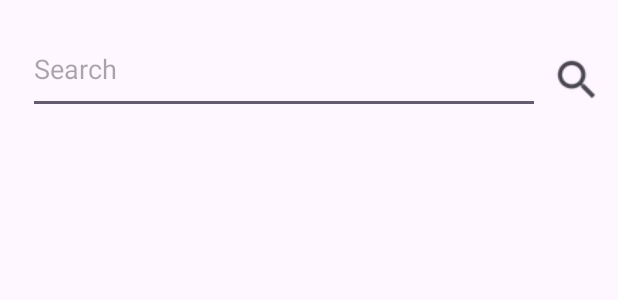
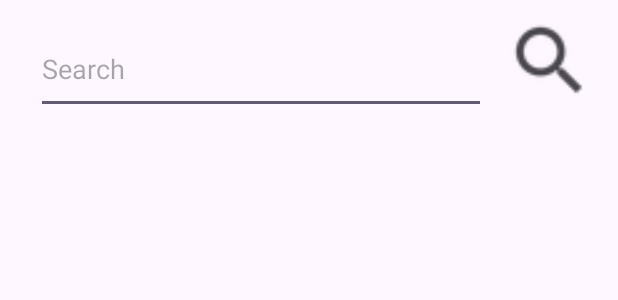
Before and after one commit to scomor55/move-app, an Android app: the layout fragment_search.xml on its own in the app's theme, with its tools: preview values and no code run, on a phone screen of 412 x 824 dp. Shown: the top 300 px of the screen. Run offline under Robolectric (Android 15) with nearby library versions, the phone set to English and light mode, and no system bars.

Commit message:
initial commit

```diff
--- a/app/build.gradle.kts
+++ b/app/build.gradle.kts
@@ -54,6 +54,8 @@ dependencies {
     testImplementation(libs.junit)
 
     implementation("com.google.android.material:material:1.11.0")
+    implementation("org.jetbrains.kotlinx:kotlinx-coroutines-android:1.6.4")
+
     testImplementation("org.hamcrest:hamcrest:2.2")
     testImplementation("junit:junit:4.13.2")
 
--- a/app/src/main/AndroidManifest.xml
+++ b/app/src/main/AndroidManifest.xml
@@ -2,6 +2,7 @@
 <manifest xmlns:android="http://schemas.android.com/apk/res/android"
     xmlns:tools="http://schemas.android.com/tools">
     <uses-permission android:name="android.permission.ACCESS_NETWORK_STATE" />
+    <uses-permission android:name="android.permission.INTERNET" />
     <application
         android:allowBackup="true"
         android:dataExtractionRules="@xml/data_extraction_rules"
--- a/app/src/main/java/com/example/cineasteapp/Movie.kt
+++ b/app/src/main/java/com/example/cineasteapp/Movie.kt
@@ -5,6 +5,7 @@ data class Movie(
     val title: String,
     val overview: String,
     val releaseDate: String,
-    val homepage: String,
-    val genre: String
+    val homepage: String?,
+    val genre: String?,
+    val posterPath: String
 )
--- a/app/src/main/java/com/example/cineasteapp/MovieDetailActivity.kt
+++ b/app/src/main/java/com/example/cineasteapp/MovieDetailActivity.kt
@@ -78,7 +78,7 @@ class MovieDetailActivity : AppCompatActivity() {
         movies.addAll(getRecentMovies())
         movies.addAll(getFavoriteMovies())
         val movie= movies.find { movie -> name == movie.title }
-        return movie?:Movie(0,"Test","Test","Test","Test","Test")
+        return movie?:Movie(0,"Test","Test","Test","Test","Test","Test")
     }
 
 
--- a/app/src/main/java/com/example/cineasteapp/RecyclerViewAdapter.kt
+++ b/app/src/main/java/com/example/cineasteapp/RecyclerViewAdapter.kt
@@ -21,7 +21,7 @@ class MovieListAdapter(
     override fun getItemCount(): Int = movies.size
     override fun onBindViewHolder(holder: MovieViewHolder, position: Int) {
         holder.movieTitle.text = movies[position].title;
-        val genreMatch: String = movies[position].genre
+        val genreMatch: String? = movies[position].genre
         //Pronalazimo id drawable elementa na osnovu naziva zanra
         val context: Context = holder.movieImage.context
         var id: Int = context.resources
--- /dev/null
+++ b/app/src/main/java/com/example/cineasteapp/Result.kt
@@ -0,0 +1,6 @@
+package com.example.cineasteapp
+
+sealed class Result<out R> {
+    data class Success<out T>(val data: T) : Result<T>()
+    data class Error(val exception: Exception) : Result<Nothing>()
+}
--- a/app/src/main/res/layout/fragment_search.xml
+++ b/app/src/main/res/layout/fragment_search.xml
@@ -5,9 +5,10 @@
     android:layout_width="match_parent"
     android:layout_height="match_parent"
     >
+
     <EditText
         android:id="@+id/searchText"
-        android:layout_width="341dp"
+        android:layout_width="300dp"
         android:layout_height="60dp"
         android:layout_marginStart="16dp"
         android:layout_marginTop="16dp"
@@ -16,14 +17,26 @@
         app:layout_constraintEnd_toStartOf="@+id/searchButton"
         app:layout_constraintStart_toStartOf="parent"
         app:layout_constraintTop_toTopOf="parent" />
+
     <ImageButton
         android:id="@+id/searchButton"
-        android:layout_width="34dp"
-        android:layout_height="34dp"
-        android:layout_marginTop="36dp"
+        android:layout_width="60dp"
+        android:layout_height="60dp"
+        android:layout_marginTop="10dp"
         android:layout_marginEnd="8dp"
         android:background="?android:attr/actionModeWebSearchDrawable"
         app:layout_constraintEnd_toEndOf="parent"
         app:layout_constraintStart_toEndOf="@+id/searchText"
-        app:layout_constraintTop_toTopOf="parent" />
+        app:layout_constraintTop_toTopOf="parent"
+        android:contentDescription="Search Button" />
+    <androidx.recyclerview.widget.RecyclerView
+        android:id="@+id/searchResultsRecyclerView"
+        android:layout_width="match_parent"
+        android:layout_height="0dp"
+        android:layout_marginTop="16dp"
+        android:layout_marginBottom="16dp"
+        app:layout_constraintBottom_toBottomOf="parent"
+        app:layout_constraintEnd_toEndOf="parent"
+        app:layout_constraintStart_toStartOf="parent"
+        app:layout_constraintTop_toBottomOf="@id/searchText" />
 </androidx.constraintlayout.widget.ConstraintLayout>
```
Also changed, not shown: app/src/main/java/com/example/cineasteapp/MovieRepository.kt (added, +52 -0 lines), app/src/main/java/com/example/cineasteapp/MovieStaticData.kt (+8 -8 lines), app/src/main/java/com/example/cineasteapp/SearchFragment.kt (+59 -7 lines), app/src/main/java/com/example/cineasteapp/SearchMoviesAdapter.kt (added, +53 -0 lines), app/src/main/res/layout/item_movie.xml (+25 -1 lines).
